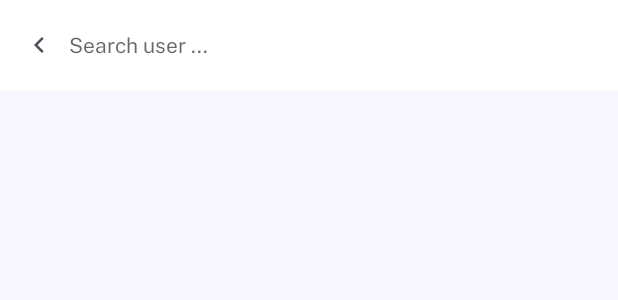
After one commit to manhtuong210902/ChatApp_Android17, an Android app: the layout activity_search_users.xml on its own in the app's theme, with its tools: preview values and no code run, on a phone screen of 412 x 824 dp. The commit adds this screen. Shown: the top 300 px of the screen. Run offline under Robolectric (Android 15) with nearby library versions, the phone set to English and light mode, and no system bars.

Commit message:
fix conflic

```diff
--- a/app/src/main/AndroidManifest.xml
+++ b/app/src/main/AndroidManifest.xml
@@ -16,6 +16,9 @@
         android:supportsRtl="true"
         android:theme="@style/Theme.ChatApp"
         tools:targetApi="31">
+        <activity
+            android:name=".SearchUsers"
+            android:exported="false" />
         <activity
             android:name=".ChatMessageActivity"
             android:exported="false" />
--- /dev/null
+++ b/app/src/main/java/com/example/chatapp/SearchUsers.java
@@ -0,0 +1,14 @@
+package com.example.chatapp;
+
+import androidx.appcompat.app.AppCompatActivity;
+
+import android.os.Bundle;
+
+public class SearchUsers extends AppCompatActivity {
+
+    @Override
+    protected void onCreate(Bundle savedInstanceState) {
+        super.onCreate(savedInstanceState);
+        setContentView(R.layout.activity_search_users);
+    }
+}
--- a/app/src/main/res/layout/activity_add_group.xml
+++ b/app/src/main/res/layout/activity_add_group.xml
@@ -10,12 +10,12 @@
     <LinearLayout
         android:id="@+id/toolbar"
         android:layout_width="match_parent"
-        android:layout_height="wrap_content"
+        android:layout_height="60dp"
         android:background="@color/white"
         android:layout_alignParentTop="true"
         android:gravity="center_vertical"
         android:paddingHorizontal="16dp"
-        android:paddingVertical="8dp">
+        >
 
         <ImageView
             android:id="@+id/btn_close"
--- /dev/null
+++ b/app/src/main/res/layout/activity_search_users.xml
@@ -0,0 +1,46 @@
+<?xml version="1.0" encoding="utf-8"?>
+<LinearLayout xmlns:android="http://schemas.android.com/apk/res/android"
+    xmlns:app="http://schemas.android.com/apk/res-auto"
+    xmlns:tools="http://schemas.android.com/tools"
+    android:layout_width="match_parent"
+    android:layout_height="match_parent"
+    android:orientation="vertical"
+    android:background="@color/primary_background"
+    tools:context=".SearchUsers">
+    <LinearLayout
+        android:id="@+id/toolbar"
+        android:layout_width="match_parent"
+        android:layout_height="60dp"
+        android:background="@color/white"
+        android:layout_alignParentTop="true"
+        android:gravity="center_vertical"
+        android:paddingHorizontal="16dp"
+       >
+
+        <ImageView
+            android:id="@+id/btn_close"
+            android:layout_width="wrap_content"
+            android:layout_height="wrap_content"
+            android:gravity="center"
+            android:src="@drawable/ic_arrow_left_s_line" />
+
+        <LinearLayout
+            android:layout_width="match_parent"
+            android:layout_height="wrap_content"
+            android:layout_marginLeft="10dp"
+            android:gravity="center_vertical"
+            android:orientation="vertical">
+
+            <EditText
+                android:layout_width="match_parent"
+                android:layout_height="wrap_content"
+                android:background="@color/white"
+                android:fontFamily="@font/public_sans_regular"
+                android:textSize="14dp"
+                android:paddingVertical="8dp"
+                android:textColor="@color/primary_text"
+                android:hint="Search user ..."
+                />
+        </LinearLayout>
+    </LinearLayout>
+</LinearLayout>
```
